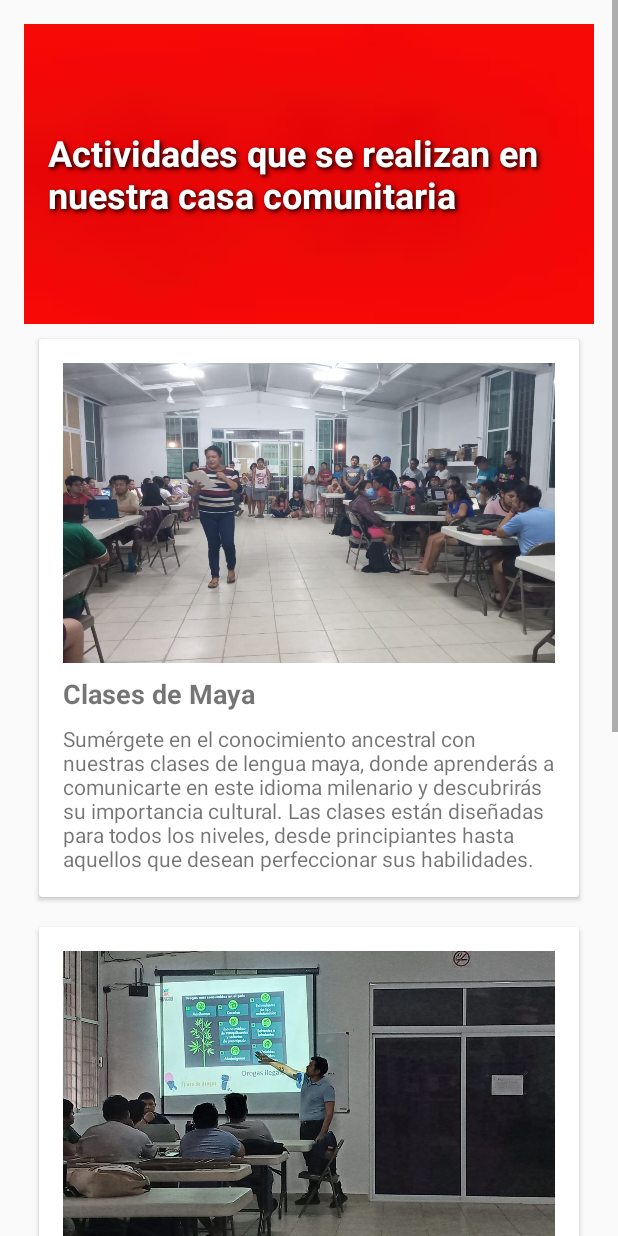
After one commit to RobertoMay/Albergue-Android, an Android app: the fragment ActivitiesFragment shown on its own in the app's theme, on a phone screen of 412 x 824 dp. The commit adds this screen. Run offline under Robolectric (Android 15) with nearby library versions, the phone set to English and light mode, and no system bars.

Commit message:
haz que jale Crismar

```diff
--- a/app/src/main/AndroidManifest.xml
+++ b/app/src/main/AndroidManifest.xml
@@ -16,7 +16,7 @@
             android:name=".MainActivity"
             android:exported="false" />
         <activity
-            android:name=".ui.home.HomeActivity"
+            android:name=".ui.toolbar.ToolbarActivity"
             android:exported="true"
             android:label="@string/app_name"
             android:theme="@style/Theme.AlbergueAndroid" >
--- a/app/src/main/java/com/example/albergue_android/ui/activities/ActivitiesActivity.kt
+++ /dev/null
@@ -1,21 +0,0 @@
-package com.example.albergue_android.ui.activities
-
-import android.os.Bundle
-import androidx.activity.enableEdgeToEdge
-import androidx.appcompat.app.AppCompatActivity
-import androidx.core.view.ViewCompat
-import androidx.core.view.WindowInsetsCompat
-import com.example.albergue_android.R
-
-class ActivitiesActivity : AppCompatActivity() {
-    override fun onCreate(savedInstanceState: Bundle?) {
-        super.onCreate(savedInstanceState)
-        enableEdgeToEdge()
-        setContentView(R.layout.activity_activities)
-        ViewCompat.setOnApplyWindowInsetsListener(findViewById(R.id.main)) { v, insets ->
-            val systemBars = insets.getInsets(WindowInsetsCompat.Type.systemBars())
-            v.setPadding(systemBars.left, systemBars.top, systemBars.right, systemBars.bottom)
-            insets
-        }
-    }
-}
--- /dev/null
+++ b/app/src/main/java/com/example/albergue_android/ui/activities/ActivitiesFragment.kt
@@ -0,0 +1,42 @@
+package com.example.albergue_android.ui.activities
+
+import android.os.Bundle
+import androidx.fragment.app.Fragment
+import android.view.LayoutInflater
+import android.view.View
+import android.view.ViewGroup
+import com.example.albergue_android.R
+
+// TODO: Rename parameter arguments, choose names that match
+// the fragment initialization parameters, e.g. ARG_ITEM_NUMBER
+private const val ARG_PARAM1 = "param1"
+private const val ARG_PARAM2 = "param2"
+
+/**
+ * A simple [Fragment] subclass.
+ * Use the [ActivitiesFragment.newInstance] factory method to
+ * create an instance of this fragment.
+ */
+class ActivitiesFragment : Fragment() {
+    // TODO: Rename and change types of parameters
+    private var param1: String? = null
+    private var param2: String? = null
+
+    override fun onCreate(savedInstanceState: Bundle?) {
+        super.onCreate(savedInstanceState)
+        arguments?.let {
+            param1 = it.getString(ARG_PARAM1)
+            param2 = it.getString(ARG_PARAM2)
+        }
+    }
+
+    override fun onCreateView(
+        inflater: LayoutInflater, container: ViewGroup?,
+        savedInstanceState: Bundle?
+    ): View? {
+        // Inflate the layout for this fragment
+        return inflater.inflate(R.layout.fragment_activities, container, false)
+    }
+
+
+}
--- a/app/src/main/java/com/example/albergue_android/ui/toolbar/ToolbarActivity.kt
+++ b/app/src/main/java/com/example/albergue_android/ui/toolbar/ToolbarActivity.kt
@@ -5,7 +5,9 @@ import androidx.activity.enableEdgeToEdge
 import androidx.appcompat.app.AppCompatActivity
 import androidx.core.view.ViewCompat
 import androidx.core.view.WindowInsetsCompat
+import androidx.fragment.app.Fragment
 import com.example.albergue_android.R
+import com.example.albergue_android.ui.activities.ActivitiesFragment
 
 class ToolbarActivity : AppCompatActivity() {
     override fun onCreate(savedInstanceState: Bundle?) {
@@ -17,5 +19,8 @@ class ToolbarActivity : AppCompatActivity() {
             v.setPadding(systemBars.left, systemBars.top, systemBars.right, systemBars.bottom)
             insets
         }
+
+
     }
+
 }
--- a/app/src/main/res/layout/activity_activities.xml
+++ /dev/null
@@ -1,10 +0,0 @@
-<?xml version="1.0" encoding="utf-8"?>
-<androidx.constraintlayout.widget.ConstraintLayout xmlns:android="http://schemas.android.com/apk/res/android"
-    xmlns:app="http://schemas.android.com/apk/res-auto"
-    xmlns:tools="http://schemas.android.com/tools"
-    android:id="@+id/main"
-    android:layout_width="match_parent"
-    android:layout_height="match_parent"
-    tools:context=".ui.activities.ActivitiesActivity">
-
-</androidx.constraintlayout.widget.ConstraintLayout>
--- /dev/null
+++ b/app/src/main/res/layout/fragment_activities.xml
@@ -0,0 +1,162 @@
+<?xml version="1.0" encoding="utf-8"?>
+<!-- res/layout/fragment_activities.xml -->
+<ScrollView xmlns:android="http://schemas.android.com/apk/res/android"
+    android:layout_width="match_parent"
+    android:layout_height="match_parent"
+    android:fillViewport="true">
+
+    <LinearLayout
+        android:layout_width="match_parent"
+        android:layout_height="wrap_content"
+        android:orientation="vertical"
+        android:padding="16dp">
+
+        <!-- Banner -->
+        <LinearLayout
+            android:id="@+id/banner"
+            android:layout_width="match_parent"
+            android:layout_height="200dp"
+            android:background="@drawable/banner_background"
+        android:gravity="center"
+        android:orientation="vertical"
+        android:padding="16dp">
+
+        <TextView
+            android:id="@+id/bannerTitle"
+            android:layout_width="wrap_content"
+            android:layout_height="wrap_content"
+            android:text="Actividades que se realizan en nuestra casa comunitaria"
+            android:textSize="24sp"
+            android:textStyle="bold"
+            android:textColor="@android:color/white"
+            android:shadowColor="@android:color/black"
+            android:shadowDx="2"
+            android:shadowDy="2"
+            android:shadowRadius="4"/>
+    </LinearLayout>
+
+    <!-- Card 1: Clases de Maya -->
+    <androidx.cardview.widget.CardView
+        android:layout_width="match_parent"
+        android:layout_height="wrap_content"
+        android:layout_marginTop="16dp"
+        android:elevation="4dp"
+        android:backgroundTint="@android:color/white"
+        android:layout_margin="10dp"> <!-- Fondo de la tarjeta eliminado -->
+
+        <LinearLayout
+            android:layout_width="match_parent"
+            android:layout_height="wrap_content"
+            android:orientation="vertical"
+            android:padding="16dp">
+
+            <ImageView
+                android:id="@+id/imageClases"
+                android:layout_width="match_parent"
+                android:layout_height="200dp"
+                android:scaleType="centerCrop"
+                android:src="@drawable/clases"/>
+
+            <TextView
+                android:id="@+id/titleClases"
+                android:layout_width="match_parent"
+                android:layout_height="wrap_content"
+                android:text="Clases de Maya"
+                android:textSize="18sp"
+                android:textStyle="bold"
+                android:layout_marginTop="8dp"/>
+
+            <TextView
+                android:id="@+id/descriptionClases"
+                android:layout_width="match_parent"
+                android:layout_height="wrap_content"
+                android:text="Sumérgete en el conocimiento ancestral con nuestras clases de lengua maya, donde aprenderás a comunicarte en este idioma milenario y descubrirás su importancia cultural. Las clases están diseñadas para todos los niveles, desde principiantes hasta aquellos que desean perfeccionar sus habilidades."
+                android:textSize="14sp"
+                android:layout_marginTop="8dp"/>
+        </LinearLayout>
+    </androidx.cardview.widget.CardView>
+
+    <!-- Card 2: Conferencias -->
+    <androidx.cardview.widget.CardView
+        android:layout_width="match_parent"
+        android:layout_height="wrap_content"
+        android:layout_marginTop="16dp"
+        android:elevation="4dp"
+        android:backgroundTint="@android:color/white"
+        android:layout_margin="10dp"> <!-- Fondo de la tarjeta eliminado -->
+
+        <LinearLayout
+            android:layout_width="match_parent"
+            android:layout_height="wrap_content"
+            android:orientation="vertical"
+            android:padding="16dp">
+
+            <ImageView
+                android:id="@+id/imageConferencias"
+                android:layout_width="match_parent"
+                android:layout_height="200dp"
+                android:scaleType="centerCrop"
+                android:src="@drawable/conferencias"/>
+
+            <TextView
+                android:id="@+id/titleConferencias"
+                android:layout_width="match_parent"
+                android:layout_height="wrap_content"
+                android:text="Conferencias"
+                android:textSize="18sp"
+                android:textStyle="bold"
+                android:layout_marginTop="8dp"/>
+
+            <TextView
+                android:id="@+id/descriptionConferencias"
+                android:layout_width="match_parent"
+                android:layout_height="wrap_content"
+                android:text="Participa en nuestras conferencias con expertos en diversas áreas que comparten su conocimiento sobre temas actuales y relevantes. Desde tecnología hasta desarrollo personal, nuestras conferencias ofrecen un espacio de aprendizaje e inspiración para todos los asistentes."
+                android:textSize="14sp"
+                android:layout_marginTop="8dp"/>
+        </LinearLayout>
+    </androidx.cardview.widget.CardView>
+
+    <!-- Card 3: Actividades al aire Libre -->
+    <androidx.cardview.widget.CardView
+        android:layout_width="match_parent"
+        android:layout_height="wrap_content"
+        android:layout_marginTop="16dp"
+        android:elevation="4dp"
+        android:backgroundTint="@android:color/white"
+        android:layout_margin="10dp"> <!-- Fondo de la tarjeta eliminado -->
+
+        <LinearLayout
+            android:layout_width="match_parent"
+            android:layout_height="wrap_content"
+            android:orientation="vertical"
+            android:padding="16dp">
+
+            <ImageView
+                android:id="@+id/imageLimpieza"
+                android:layout_width="match_parent"
+                android:layout_height="200dp"
+                android:scaleType="centerCrop"
+                android:src="@drawable/limpieza"/>
+
+            <TextView
+                android:id="@+id/titleLimpieza"
+                android:layout_width="match_parent"
+                android:layout_height="wrap_content"
+                android:text="Actividades al aire Libre"
+                android:textSize="18sp"
+                android:textStyle="bold"
+                android:layout_marginTop="8dp"/>
+
+            <TextView
+                android:id="@+id/descriptionLimpieza"
+                android:layout_width="match_parent"
+                android:layout_height="wrap_content"
+                android:text="Disfruta de la naturaleza con nuestras actividades al aire libre. Ofrecemos desde caminatas guiadas hasta actividades recreativas que te permitirán conectarte con el entorno, mejorar tu bienestar y disfrutar de momentos de relajación en compañía de otros."
+                android:textSize="14sp"
+                android:layout_marginTop="8dp"/>
+        </LinearLayout>
+    </androidx.cardview.widget.CardView>
+
+</LinearLayout>
+    </ScrollView>
--- a/app/src/main/res/values/strings.xml
+++ b/app/src/main/res/values/strings.xml
@@ -1,3 +1,5 @@
 <resources>
     <string name="app_name">Albergue-Android</string>
+    <!-- TODO: Remove or change this placeholder text -->
+    <string name="hello_blank_fragment">Hello blank fragment</string>
 </resources>
```
Also changed, not shown: app/src/main/res/drawable/banner_background.png (added), app/src/main/res/drawable/clases.jpg (added), app/src/main/res/drawable/conferencias.jpg (added), app/src/main/res/drawable/limpieza.jpg (added).
